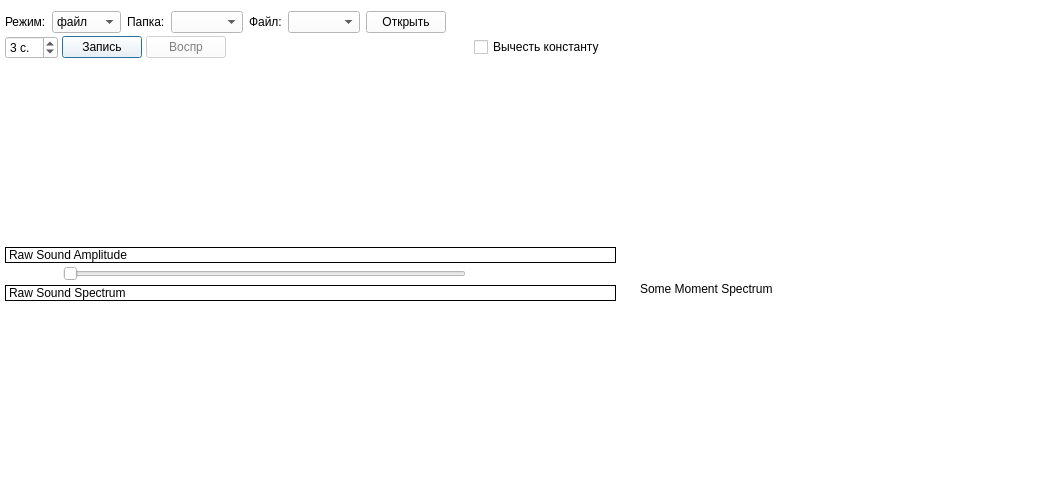
Above: mainwindow.ui from AntonStark/fonoria before the change. Below: the same form after it.
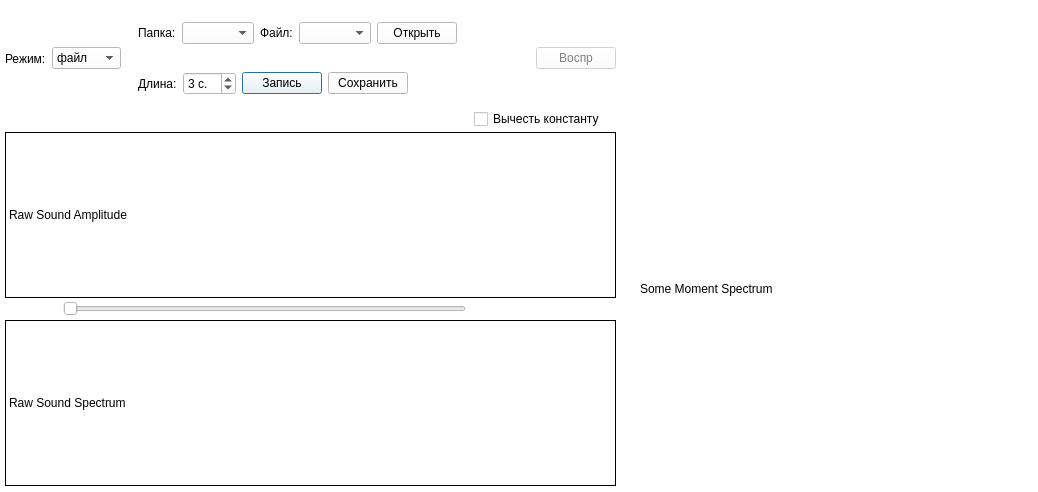
That is the form after the change.

Commit message: в интерфейсе доступен файловый режим

```diff
--- a/mainwindow.ui
+++ b/mainwindow.ui
@@ -508,6 +508,11 @@
         </widget>
        </item>
        <item>
+        <layout class="QVBoxLayout" name="verticalLayout">
+         <item>
+          <widget class="QFrame" name="frameFile">
+           <layout class="QHBoxLayout" name="layoutFile">
+            <item>
         <widget class="QLabel" name="lblFolder">
          <property name="text">
           <string>Папка:</string>
@@ -518,7 +523,7 @@
         <widget class="QComboBox" name="boxFolder"/>
        </item>
        <item>
-        <widget class="QLabel" name="label">
+             <widget class="QLabel" name="labelFile">
          <property name="text">
           <string>Файл:</string>
          </property>
@@ -548,15 +553,18 @@
         </spacer>
        </item>
       </layout>
+          </widget>
      </item>
      <item>
-      <layout class="QHBoxLayout" name="controlsLayout">
-       <property name="spacing">
-        <number>4</number>
-       </property>
-       <property name="sizeConstraint">
-        <enum>QLayout::SetMinimumSize</enum>
-       </property>
+          <widget class="QFrame" name="frameRecord">
+           <layout class="QHBoxLayout" name="layoutRecord">
+            <item>
+             <widget class="QLabel" name="labelDuration">
+              <property name="text">
+               <string>Длина:</string>
+              </property>
+             </widget>
+            </item>
        <item>
         <widget class="QSpinBox" name="boxDuration">
          <property name="sizePolicy">
@@ -602,6 +610,31 @@
         </widget>
        </item>
        <item>
+             <widget class="QPushButton" name="btnSave">
+              <property name="text">
+               <string>Сохранить</string>
+              </property>
+             </widget>
+            </item>
+            <item>
+             <spacer name="horizontalSpacer_5">
+              <property name="orientation">
+               <enum>Qt::Horizontal</enum>
+              </property>
+              <property name="sizeHint" stdset="0">
+               <size>
+                <width>40</width>
+                <height>20</height>
+               </size>
+              </property>
+             </spacer>
+            </item>
+           </layout>
+          </widget>
+         </item>
+        </layout>
+       </item>
+       <item>
         <widget class="QPushButton" name="btnPlay">
          <property name="enabled">
           <bool>false</bool>
@@ -617,6 +650,16 @@
          </property>
         </widget>
        </item>
+      </layout>
+     </item>
+     <item>
+      <layout class="QHBoxLayout" name="controlsLayout">
+       <property name="spacing">
+        <number>4</number>
+       </property>
+       <property name="sizeConstraint">
+        <enum>QLayout::SetMinimumSize</enum>
+       </property>
        <item>
         <spacer name="horizontalSpacer">
          <property name="orientation">
@@ -646,23 +689,10 @@
        </item>
       </layout>
      </item>
-     <item>
-      <spacer name="verticalSpacer">
-       <property name="orientation">
-        <enum>Qt::Vertical</enum>
-       </property>
-       <property name="sizeHint" stdset="0">
-        <size>
-         <width>20</width>
-         <height>40</height>
-        </size>
-       </property>
-      </spacer>
-     </item>
      <item>
       <widget class="QLabel" name="lblRawAmplitude">
        <property name="sizePolicy">
-        <sizepolicy hsizetype="Expanding" vsizetype="Preferred">
+        <sizepolicy hsizetype="Expanding" vsizetype="Expanding">
          <horstretch>0</horstretch>
          <verstretch>0</verstretch>
         </sizepolicy>
@@ -670,7 +700,7 @@
        <property name="maximumSize">
         <size>
          <width>16777215</width>
-         <height>80</height>
+         <height>16777215</height>
         </size>
        </property>
        <property name="frameShape">
@@ -751,7 +781,7 @@
      <item>
       <widget class="QLabel" name="lblRawSpectrum">
        <property name="sizePolicy">
-        <sizepolicy hsizetype="Expanding" vsizetype="Preferred">
+        <sizepolicy hsizetype="Expanding" vsizetype="Expanding">
          <horstretch>0</horstretch>
          <verstretch>0</verstretch>
         </sizepolicy>
@@ -770,19 +800,6 @@
        </property>
       </widget>
      </item>
-     <item>
-      <spacer name="verticalSpacer_2">
-       <property name="orientation">
-        <enum>Qt::Vertical</enum>
-       </property>
-       <property name="sizeHint" stdset="0">
-        <size>
-         <width>20</width>
-         <height>40</height>
-        </size>
-       </property>
-      </spacer>
-     </item>
     </layout>
    </widget>
    <widget class="QLabel" name="lblMomentumSpectrum">
```
Lines whose indentation alone changed are shown as unchanged. The commit also changes 1 other file.
